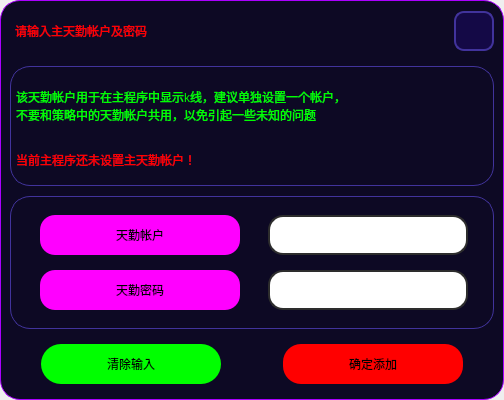
shiyindebcd/ProcessTrader, file Setting.ui: the form before one commit.
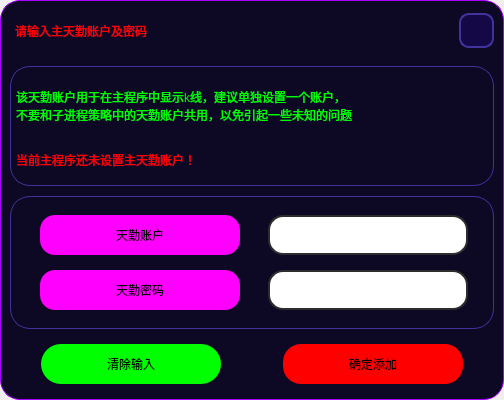
The form after the commit. Icons and pictures are not drawn.

What changed in the file:
```diff
--- a/Setting.ui
+++ b/Setting.ui
@@ -114,7 +114,7 @@
 border: none;</string>
            </property>
            <property name="text">
-            <string>请输入主天勤帐户及密码</string>
+            <string>请输入主天勤账户及密码</string>
            </property>
           </widget>
          </item>
@@ -122,14 +122,14 @@
           <widget class="QPushButton" name="Btn_close_window">
            <property name="minimumSize">
             <size>
-             <width>40</width>
-             <height>40</height>
+             <width>35</width>
+             <height>35</height>
             </size>
            </property>
            <property name="maximumSize">
             <size>
-             <width>40</width>
-             <height>40</height>
+             <width>35</width>
+             <height>35</height>
             </size>
            </property>
            <property name="styleSheet">
@@ -233,8 +233,8 @@
 border: none;</string>
            </property>
            <property name="text">
-            <string>该天勤帐户用于在主程序中显示k线，建议单独设置一个帐户，
-不要和策略中的天勤帐户共用，以免引起一些未知的问题</string>
+            <string>该天勤账户用于在主程序中显示k线，建议单独设置一个账户，
+不要和子进程策略中的天勤账户共用，以免引起一些未知的问题</string>
            </property>
           </widget>
          </item>
@@ -258,7 +258,7 @@
 border: none;</string>
            </property>
            <property name="text">
-            <string>当前主程序还未设置主天勤帐户！</string>
+            <string>当前主程序还未设置主天勤账户！</string>
            </property>
           </widget>
          </item>
@@ -347,7 +347,7 @@
 }</string>
               </property>
               <property name="text">
-               <string>天勤帐户</string>
+               <string>天勤账户</string>
               </property>
               <property name="alignment">
                <set>Qt::AlignCenter</set>
```
